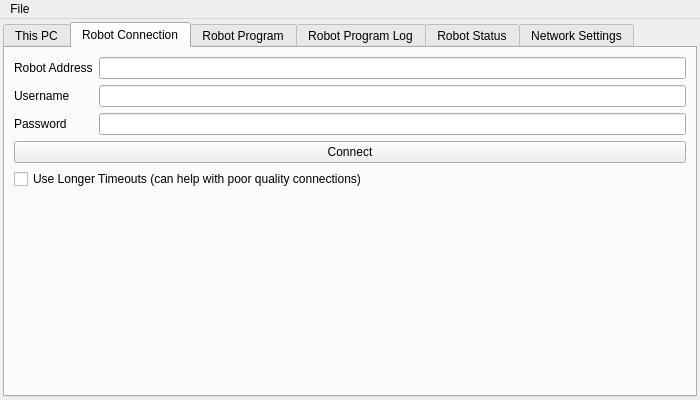
Before: the Qt Designer form ui/deploy_tool.ui in ArPiRobot/ArPiRobot-DeployTool, drawn with Qt 5.
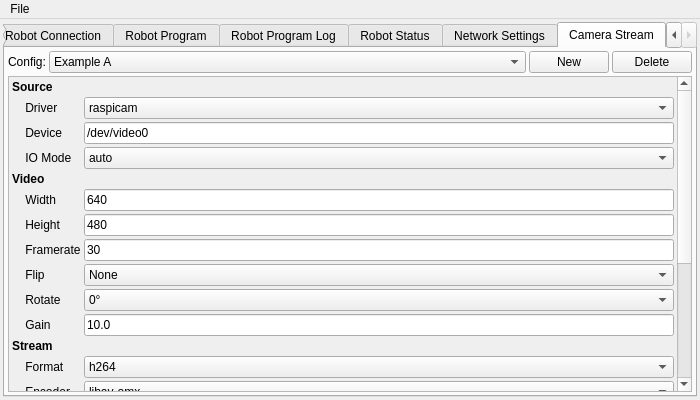
After: the same form once the commit is applied. The open tabs and pages were chosen to show the change. Icons and pictures are not drawn.

Commit message: proof of concept UI for configuring camera streams

The edit to the form file:
```diff
--- a/ui/deploy_tool.ui
+++ b/ui/deploy_tool.ui
@@ -135,7 +135,7 @@
           </property>
          </widget>
         </item>
-        <item row="5" column="0" colspan="2">
+        <item row="6" column="0" colspan="2">
          <spacer name="verticalSpacer">
           <property name="orientation">
            <enum>Qt::Vertical</enum>
@@ -148,7 +148,7 @@
           </property>
          </spacer>
         </item>
-        <item row="3" column="0" colspan="2">
+        <item row="4" column="0" colspan="2">
          <widget class="QPushButton" name="btn_connect">
           <property name="text">
            <string>Connect</string>
@@ -165,6 +165,20 @@
           </property>
          </widget>
         </item>
+        <item row="5" column="0" colspan="2">
+         <widget class="QCheckBox" name="cbx_longer_timeouts">
+          <property name="text">
+           <string>Use Longer Timeouts (can help with poor quality connections)</string>
+          </property>
+         </widget>
+        </item>
+        <item row="1" column="0">
+         <widget class="QLabel" name="label_3">
+          <property name="text">
+           <string>Username</string>
+          </property>
+         </widget>
+        </item>
         <item row="0" column="0">
          <widget class="QLabel" name="label_2">
           <property name="text">
@@ -186,20 +200,6 @@
           </property>
          </widget>
         </item>
-        <item row="1" column="0">
-         <widget class="QLabel" name="label_3">
-          <property name="text">
-           <string>Username</string>
-          </property>
-         </widget>
-        </item>
-        <item row="4" column="0" colspan="2">
-         <widget class="QCheckBox" name="cbx_longer_timeouts">
-          <property name="text">
-           <string>Use Longer Timeouts (can help with poor quality connections)</string>
-          </property>
-         </widget>
-        </item>
        </layout>
       </widget>
       <widget class="QWidget" name="tab_program">
@@ -795,6 +795,646 @@
         </item>
        </layout>
       </widget>
+      <widget class="QWidget" name="tab_camstream">
+       <attribute name="title">
+        <string>Camera Stream</string>
+       </attribute>
+       <layout class="QGridLayout" name="gridLayout_5">
+        <property name="leftMargin">
+         <number>3</number>
+        </property>
+        <property name="topMargin">
+         <number>3</number>
+        </property>
+        <property name="rightMargin">
+         <number>3</number>
+        </property>
+        <property name="bottomMargin">
+         <number>3</number>
+        </property>
+        <property name="spacing">
+         <number>3</number>
+        </property>
+        <item row="0" column="0">
+         <widget class="QLabel" name="label">
+          <property name="text">
+           <string>Config:</string>
+          </property>
+         </widget>
+        </item>
+        <item row="0" column="2">
+         <widget class="QPushButton" name="btn_new_camstream">
+          <property name="sizePolicy">
+           <sizepolicy hsizetype="Minimum" vsizetype="Fixed">
+            <horstretch>1</horstretch>
+            <verstretch>0</verstretch>
+           </sizepolicy>
+          </property>
+          <property name="text">
+           <string>New</string>
+          </property>
+         </widget>
+        </item>
+        <item row="0" column="1">
+         <widget class="QComboBox" name="combox_camstream">
+          <property name="sizePolicy">
+           <sizepolicy hsizetype="Expanding" vsizetype="Fixed">
+            <horstretch>99</horstretch>
+            <verstretch>0</verstretch>
+           </sizepolicy>
+          </property>
+          <item>
+           <property name="text">
+            <string>Example A</string>
+           </property>
+          </item>
+          <item>
+           <property name="text">
+            <string>Example B</string>
+           </property>
+          </item>
+          <item>
+           <property name="text">
+            <string>Example C</string>
+           </property>
+          </item>
+         </widget>
+        </item>
+        <item row="0" column="3">
+         <widget class="QPushButton" name="btn_delete_camstream">
+          <property name="sizePolicy">
+           <sizepolicy hsizetype="Minimum" vsizetype="Fixed">
+            <horstretch>1</horstretch>
+            <verstretch>0</verstretch>
+           </sizepolicy>
+          </property>
+          <property name="text">
+           <string>Delete</string>
+          </property>
+         </widget>
+        </item>
+        <item row="1" column="0" colspan="4">
+         <widget class="QScrollArea" name="scrollArea">
+          <property name="widgetResizable">
+           <bool>true</bool>
+          </property>
+          <widget class="QWidget" name="scrollAreaWidgetContents">
+           <property name="geometry">
+            <rect>
+             <x>0</x>
+             <y>0</y>
+             <width>663</width>
+             <height>532</height>
+            </rect>
+           </property>
+           <layout class="QGridLayout" name="gridLayout_6">
+            <property name="leftMargin">
+             <number>3</number>
+            </property>
+            <property name="topMargin">
+             <number>3</number>
+            </property>
+            <property name="rightMargin">
+             <number>3</number>
+            </property>
+            <property name="bottomMargin">
+             <number>3</number>
+            </property>
+            <property name="spacing">
+             <number>3</number>
+            </property>
+            <item row="19" column="0">
+             <widget class="QLabel" name="label_37">
+              <property name="toolTip">
+               <string>&lt;html&gt;&lt;head/&gt;&lt;body&gt;&lt;p&gt;Which network mode to use for the stream. RTSP is generally recommended.&lt;/p&gt;
+&lt;ul&gt;
+&lt;li&gt;TCP = Pi runs a TCP server that the client connects to. Only allows one client and one stream per port. TCP also gaurentees order of packets, which can result in high latency with slow connection or frequent packet loss.&lt;/li&gt;
+&lt;li&gt;UDP = Pi sends frames to a single client using UDP. The address of the client must be enabled ahead of time. UDP does not gaurentee order of packets, so with slow connections the latest frame will always be displayed. The downside is that since no server is run on the Pi, the Pi must know the comptuer's IP address.&lt;/li&gt;
+&lt;li&gt;RTSP = Runs an RTSP server on the Pi that clients (one or more) can connect to. Each stream has its own key (path on the server), allowing the same port to be used for multiple streams (each with multiple clients if desired). RTSP will also use UDP transports by default, allowing the benefits of UDP, while still providing a server. A small amount of latency is introduced compared to raw TCP or UDP.&lt;/li&gt;
+&lt;/ul&gt;
+&lt;/body&gt;&lt;/html&gt;</string>
+              </property>
+              <property name="text">
+               <string>    Mode</string>
+              </property>
+             </widget>
+            </item>
+            <item row="14" column="2">
+             <widget class="QComboBox" name="comboBox_7">
+              <item>
+               <property name="text">
+                <string>baseline</string>
+               </property>
+              </item>
+              <item>
+               <property name="text">
+                <string>main</string>
+               </property>
+              </item>
+              <item>
+               <property name="text">
+                <string>high</string>
+               </property>
+              </item>
+             </widget>
+            </item>
+            <item row="12" column="0">
+             <widget class="QLabel" name="label_28">
+              <property name="toolTip">
+               <string>&lt;html&gt;&lt;head/&gt;&lt;body&gt;&lt;p&gt;Video format for the stream. H.264 will likely result in better quailty and higher resolution than MJPEG at the same bandwidth usage, however can increase latency. MJPEG is lower latency, but often much higher bandwidth. The Pi supports hardware H.264 encoding so H.264 is generally recommended.&lt;/p&gt;&lt;/body&gt;&lt;/html&gt;</string>
+              </property>
+              <property name="text">
+               <string>    Format</string>
+              </property>
+             </widget>
+            </item>
+            <item row="16" column="2">
+             <widget class="QLineEdit" name="lineEdit_6">
+              <property name="text">
+               <string>2048000</string>
+              </property>
+             </widget>
+            </item>
+            <item row="7" column="2">
+             <widget class="QLineEdit" name="lineEdit_4">
+              <property name="toolTip">
+               <string>60</string>
+              </property>
+              <property name="text">
+               <string>30</string>
+              </property>
+             </widget>
+            </item>
+            <item row="19" column="2">
+             <widget class="QComboBox" name="comboBox_8">
+              <property name="currentIndex">
+               <number>2</number>
+              </property>
+              <item>
+               <property name="text">
+                <string>tcp</string>
+               </property>
+              </item>
+              <item>
+               <property name="text">
+                <string>udp</string>
+               </property>
+              </item>
+              <item>
+               <property name="text">
+                <string>rtsp</string>
+               </property>
+              </item>
+             </widget>
+            </item>
+            <item row="0" column="0">
+             <widget class="QLabel" name="label_18">
+              <property name="font">
+               <font>
+                <bold>true</bold>
+               </font>
+              </property>
+              <property name="text">
+               <string>Source</string>
+              </property>
+             </widget>
+            </item>
+            <item row="9" column="2">
+             <widget class="QComboBox" name="comboBox_4">
+              <item>
+               <property name="text">
+                <string>0°</string>
+               </property>
+              </item>
+              <item>
+               <property name="text">
+                <string>90°</string>
+               </property>
+              </item>
+              <item>
+               <property name="text">
+                <string>180°</string>
+               </property>
+              </item>
+              <item>
+               <property name="text">
+                <string>270°</string>
+               </property>
+              </item>
+             </widget>
+            </item>
+            <item row="2" column="0">
+             <widget class="QLabel" name="label_19">
+              <property name="toolTip">
+               <string>&lt;html&gt;&lt;head/&gt;&lt;body&gt;&lt;p&gt;Which USB device to capture data from (/dev/video#). Only applies for V4L2.&lt;/p&gt;&lt;/body&gt;&lt;/html&gt;</string>
+              </property>
+              <property name="text">
+               <string>    Device</string>
+              </property>
+             </widget>
+            </item>
+            <item row="21" column="2">
+             <widget class="QLineEdit" name="lineEdit_9">
+              <property name="text">
+               <string>8554</string>
+              </property>
+             </widget>
+            </item>
+            <item row="13" column="2">
+             <widget class="QComboBox" name="comboBox_6">
+              <item>
+               <property name="text">
+                <string>libav-omx</string>
+               </property>
+              </item>
+              <item>
+               <property name="text">
+                <string>omx</string>
+               </property>
+              </item>
+              <item>
+               <property name="text">
+                <string>libx264</string>
+               </property>
+              </item>
+             </widget>
+            </item>
+            <item row="22" column="0">
+             <widget class="QLabel" name="label_40">
+              <property name="toolTip">
+               <string>&lt;html&gt;&lt;head/&gt;&lt;body&gt;&lt;p&gt;Path on the RTSP server for this stream. Does not apply in TCP or UDP mode.&lt;/p&gt;&lt;p&gt;Default = stream&lt;/p&gt;&lt;/body&gt;&lt;/html&gt;</string>
+              </property>
+              <property name="text">
+               <string>    RTSP Key</string>
+              </property>
+             </widget>
+            </item>
+            <item row="6" column="0">
+             <widget class="QLabel" name="label_25">
+              <property name="toolTip">
+               <string>&lt;html&gt;&lt;head/&gt;&lt;body&gt;&lt;p&gt;Height of the video mode. Must be a valid video mode along with the width and framerate settings.&lt;/p&gt;&lt;/body&gt;&lt;/html&gt;</string>
+              </property>
+              <property name="text">
+               <string>    Height</string>
+              </property>
+             </widget>
+            </item>
+            <item row="20" column="2">
+             <widget class="QLineEdit" name="lineEdit_8">
+              <property name="text">
+               <string>127.0.0.1</string>
+              </property>
+             </widget>
+            </item>
+            <item row="13" column="0">
+             <widget class="QLabel" name="label_31">
+              <property name="toolTip">
+               <string>&lt;html&gt;&lt;head/&gt;&lt;body&gt;&lt;p&gt;When using V4L2 and the H.264 format, several encoders are available.&lt;/p&gt;
+&lt;ul&gt;
+&lt;li&gt;libav-omx = Hardware accelerated. Works on Buster and newer. (Recommended)&lt;/li&gt;
+&lt;li&gt;omx = Hardware accelerated. Doesn't work on Bullseye.&lt;/li&gt;
+&lt;li&gt;libx264 = Software only. Will cause higher CPU usage. Not recommended on Pi Zero.&lt;/li&gt;
+&lt;ul&gt;
+&lt;/body&gt;&lt;/html&gt;</string>
+              </property>
+              <property name="text">
+               <string>    Encoder</string>
+              </property>
+             </widget>
+            </item>
+            <item row="12" column="2">
+             <widget class="QComboBox" name="comboBox_5">
+              <item>
+               <property name="text">
+                <string>h264</string>
+               </property>
+              </item>
+              <item>
+               <property name="text">
+                <string>mjpeg</string>
+               </property>
+              </item>
+             </widget>
+            </item>
+            <item row="4" column="0">
+             <widget class="QLabel" name="label_22">
+              <property name="font">
+               <font>
+                <bold>true</bold>
+               </font>
+              </property>
+              <property name="text">
+               <string>Video</string>
+              </property>
+             </widget>
+            </item>
+            <item row="17" column="0">
+             <widget class="QLabel" name="label_30">
+              <property name="toolTip">
+               <string>&lt;html&gt;&lt;head/&gt;&lt;body&gt;&lt;p&gt;Quality of jpeg compression when using a mjpeg stream. This option has no effect if using an h264 format. This also does not work with the raspicam driver.&lt;/p&gt;&lt;/body&gt;&lt;/html&gt;</string>
+              </property>
+              <property name="text">
+               <string>    Quality</string>
+              </property>
+             </widget>
+            </item>
+            <item row="7" column="0">
+             <widget class="QLabel" name="label_26">
+              <property name="toolTip">
+               <string>&lt;html&gt;&lt;head/&gt;&lt;body&gt;&lt;p&gt;Framerate of the video mode. Must be a valid video mode along with the width and height settings.&lt;/p&gt;&lt;/body&gt;&lt;/html&gt;</string>
+              </property>
+              <property name="text">
+               <string>    Framerate</string>
+              </property>
+             </widget>
+            </item>
+            <item row="2" column="2">
+             <widget class="QLineEdit" name="lineEdit">
+              <property name="text">
+               <string>/dev/video0</string>
+              </property>
+             </widget>
+            </item>
+            <item row="10" column="0">
+             <widget class="QLabel" name="label_35">
+              <property name="toolTip">
+               <string>&lt;html&gt;&lt;head/&gt;&lt;body&gt;&lt;p&gt;Gain of the image. Higher gain makes the image &amp;quot;lighter&amp;quot;. Likely will not work with V4L2.&lt;/p&gt;&lt;/body&gt;&lt;/html&gt;</string>
+              </property>
+              <property name="text">
+               <string>    Gain</string>
+              </property>
+             </widget>
+            </item>
+            <item row="11" column="0">
+             <widget class="QLabel" name="label_27">
+              <property name="font">
+               <font>
+                <bold>true</bold>
+               </font>
+              </property>
+              <property name="text">
+               <string>Stream</string>
+              </property>
+             </widget>
+            </item>
+            <item row="1" column="0">
+             <widget class="QLabel" name="label_20">
+              <property name="toolTip">
+               <string>&lt;html&gt;&lt;head /&gt;
+&lt;body&gt;
+&lt;p&gt;What method is used to read data from the camera.&lt;/p&gt;
+&lt;ul&gt;
+&lt;li&gt;Raspicam = Pi Camera on Buster and older&lt;/li&gt;
+&lt;li&gt;libcamera = Pi Camera on bullseye and newer&lt;/li&gt;
+&lt;li&gt;V4L2 = USB webcams&lt;/li&gt;
+&lt;/ul&gt;
+&lt;/body&gt;
+&lt;/html&gt;</string>
+              </property>
+              <property name="text">
+               <string>    Driver</string>
+              </property>
+             </widget>
+            </item>
+            <item row="9" column="0">
+             <widget class="QLabel" name="label_34">
+              <property name="toolTip">
+               <string>&lt;html&gt;&lt;head/&gt;&lt;body&gt;&lt;p&gt;Rotate the video one or more ways. This may not work with V4L2.&lt;/p&gt;&lt;p&gt;Often, only 0 or 180 degrees will work.&lt;/p&gt;&lt;/body&gt;&lt;/html&gt;</string>
+              </property>
+              <property name="text">
+               <string>    Rotate</string>
+              </property>
+             </widget>
+            </item>
+            <item row="14" column="0">
+             <widget class="QLabel" name="label_32">
+              <property name="toolTip">
+               <string>&lt;html&gt;&lt;head/&gt;&lt;body&gt;&lt;p&gt;H.264 profile to use with the encoder. The profile determines the overall quality of the stream at a given bitrate. Generally, better quality requires longer to encode and increases latency. It is recommended to use baseline (especially if using libx264 encoder) to minimize latency, however with hardware accelerated encoding (V4L2) or when using a Pi camera higher profiles may work.&lt;/p&gt;
+&lt;/body&gt;&lt;/html&gt;</string>
+              </property>
+              <property name="text">
+               <string>    Profile</string>
+              </property>
+             </widget>
+            </item>
+            <item row="22" column="2">
+             <widget class="QLineEdit" name="lineEdit_10">
+              <property name="text">
+               <string>stream</string>
+              </property>
+             </widget>
+            </item>
+            <item row="3" column="2">
+             <widget class="QComboBox" name="comboBox_2">
+              <item>
+               <property name="text">
+                <string>auto</string>
+               </property>
+              </item>
+              <item>
+               <property name="text">
+                <string>rw</string>
+               </property>
+              </item>
+              <item>
+               <property name="text">
+                <string>mmap</string>
+               </property>
+              </item>
+              <item>
+               <property name="text">
+                <string>userptr</string>
+               </property>
+              </item>
+              <item>
+               <property name="text">
+                <string>dmabuf</string>
+               </property>
+              </item>
+              <item>
+               <property name="text">
+                <string>dmabuf-import</string>
+               </property>
+              </item>
+             </widget>
+            </item>
+            <item row="1" column="2">
+             <widget class="QComboBox" name="comboBox">
+              <property name="sizePolicy">
+               <sizepolicy hsizetype="Expanding" vsizetype="Fixed">
+                <horstretch>1</horstretch>
+                <verstretch>0</verstretch>
+               </sizepolicy>
+              </property>
+              <property name="toolTip">
+               <string/>
+              </property>
+              <item>
+               <property name="text">
+                <string>raspicam</string>
+               </property>
+              </item>
+              <item>
+               <property name="text">
+                <string>libcamera</string>
+               </property>
+              </item>
+              <item>
+               <property name="text">
+                <string>v4l2</string>
+               </property>
+              </item>
+             </widget>
+            </item>
+            <item row="5" column="2">
+             <widget class="QLineEdit" name="lineEdit_2">
+              <property name="toolTip">
+               <string>&lt;html&gt;&lt;head/&gt;&lt;body&gt;&lt;p&gt;Width of the video mode. Must be a valid video mode along with the height and framerate settings.&lt;/p&gt;&lt;/body&gt;&lt;/html&gt;</string>
+              </property>
+              <property name="text">
+               <string>640</string>
+              </property>
+             </widget>
+            </item>
+            <item row="5" column="0">
+             <widget class="QLabel" name="label_23">
+              <property name="toolTip">
+               <string>&lt;html&gt;&lt;head/&gt;&lt;body&gt;&lt;p&gt;Width for the video. Must be a supported video mode along with the setting for height and framerate.&lt;/p&gt;&lt;/body&gt;&lt;/html&gt;</string>
+              </property>
+              <property name="text">
+               <string>    Width</string>
+              </property>
+             </widget>
+            </item>
+            <item row="23" column="0">
+             <spacer name="verticalSpacer_7">
+              <property name="orientation">
+               <enum>Qt::Vertical</enum>
+              </property>
+              <property name="sizeHint" stdset="0">
+               <size>
+                <width>20</width>
+                <height>40</height>
+               </size>
+              </property>
+             </spacer>
+            </item>
+            <item row="8" column="2">
+             <widget class="QComboBox" name="comboBox_3">
+              <item>
+               <property name="text">
+                <string>None</string>
+               </property>
+              </item>
+              <item>
+               <property name="text">
+                <string>Vertical</string>
+               </property>
+              </item>
+              <item>
+               <property name="text">
+                <string>Horizontal</string>
+               </property>
+              </item>
+              <item>
+               <property name="text">
+                <string>Both</string>
+               </property>
+              </item>
+             </widget>
+            </item>
+            <item row="18" column="0">
+             <widget class="QLabel" name="label_36">
+              <property name="font">
+               <font>
+                <bold>true</bold>
+               </font>
+              </property>
+              <property name="text">
+               <string>Network</string>
+              </property>
+             </widget>
+            </item>
+            <item row="6" column="2">
+             <widget class="QLineEdit" name="lineEdit_3">
+              <property name="toolTip">
+               <string>480</string>
+              </property>
+              <property name="text">
+               <string>480</string>
+              </property>
+             </widget>
+            </item>
+            <item row="17" column="2">
+             <widget class="QLineEdit" name="lineEdit_7">
+              <property name="text">
+               <string>50</string>
+              </property>
+             </widget>
+            </item>
+            <item row="21" column="0">
+             <widget class="QLabel" name="label_39">
+              <property name="toolTip">
+               <string>&lt;html&gt;&lt;head/&gt;&lt;body&gt;&lt;p&gt;TCP: The port to run the server on.&lt;/p&gt;&lt;p&gt;UDP: The port to send the frames to (at the given address).&lt;/p&gt;&lt;p&gt;RTSP: The port of the RTSP server&lt;/p&gt;&lt;p&gt;Default = 5008 for TCP or UDP; 8554 for RTSP&lt;/p&gt;&lt;/body&gt;&lt;/html&gt;</string>
+              </property>
+              <property name="text">
+               <string>    Port</string>
+              </property>
+             </widget>
+            </item>
+            <item row="3" column="0">
+             <widget class="QLabel" name="label_21">
+              <property name="toolTip">
+               <string>&lt;html&gt;&lt;head/&gt;&lt;body&gt;&lt;p&gt;I/O mode to use with a V4L2 device. Generally, use auto. If latency is an issue, try dmabuf.&lt;/p&gt;&lt;/body&gt;&lt;/html&gt;</string>
+              </property>
+              <property name="text">
+               <string>    IO Mode</string>
+              </property>
+             </widget>
+            </item>
+            <item row="20" column="0">
+             <widget class="QLabel" name="label_38">
+              <property name="toolTip">
+               <string>&lt;html&gt;&lt;head/&gt;&lt;body&gt;&lt;p&gt;For TCP, this is the address to run the server on. Use 0.0.0.0 to run the server on all the Pi's IP addresses (recommended).&lt;/p&gt;&lt;p&gt;For UDP, this is the address of the device to send frames to via UDP (the address of the computer you want to play the stream on).&lt;/p&gt;&lt;p&gt;For RTSP, this is the address of the running RTSP server (typically 127.0.0.1 as the server usually runs on the Pi).&lt;/p&gt;&lt;/body&gt;&lt;/html&gt;</string>
+              </property>
+              <property name="text">
+               <string>    Address</string>
+              </property>
+             </widget>
+            </item>
+            <item row="8" column="0">
+             <widget class="QLabel" name="label_33">
+              <property name="toolTip">
+               <string>&lt;html&gt;&lt;head/&gt;&lt;body&gt;&lt;p&gt;Flip the image from the camera one or more ways. This may not work with V4L2.&lt;/p&gt;&lt;/body&gt;&lt;/html&gt;</string>
+              </property>
+              <property name="text">
+               <string>    Flip</string>
+              </property>
+             </widget>
+            </item>
+            <item row="10" column="2">
+             <widget class="QLineEdit" name="lineEdit_5">
+              <property name="text">
+               <string>10.0</string>
+              </property>
+             </widget>
+            </item>
+            <item row="16" column="0">
+             <widget class="QLabel" name="label_29">
+              <property name="toolTip">
+               <string>&lt;html&gt;&lt;head/&gt;&lt;body&gt;&lt;p&gt;For h264 streams, this is a desired bitrate of the video stream in bits / sec (ex 2048000 = 2kbits / sec). For mjpeg, this generally has no effect. However, when using the raspicam driver, this option has the same effect for mjpeg as it does for h264. In this case, the desired bitrate indirectly controls the jpeg compression quality. &lt;/p&gt;&lt;p&gt;Default = 2048000 = 2Mbits/sec&lt;/p&gt;&lt;/body&gt;&lt;/html&gt;</string>
+              </property>
+              <property name="text">
+               <string>    Bitrate</string>
+              </property>
+             </widget>
+            </item>
+           </layout>
+          </widget>
+         </widget>
+        </item>
+       </layout>
+      </widget>
      </widget>
     </item>
    </layout>
```
Left out of the diff: 44 changed lines with no effect on the pictures.
